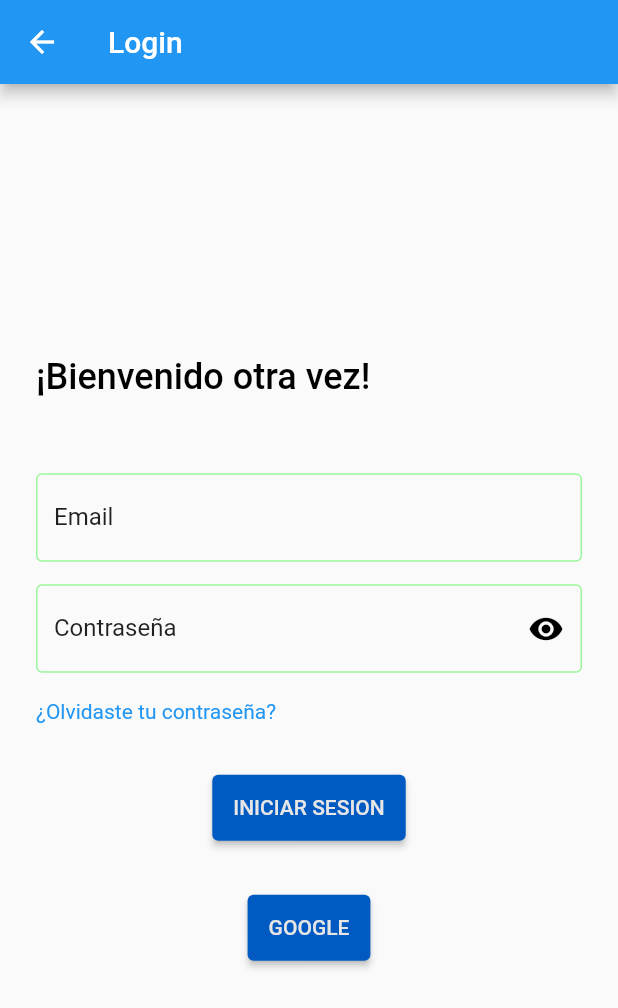
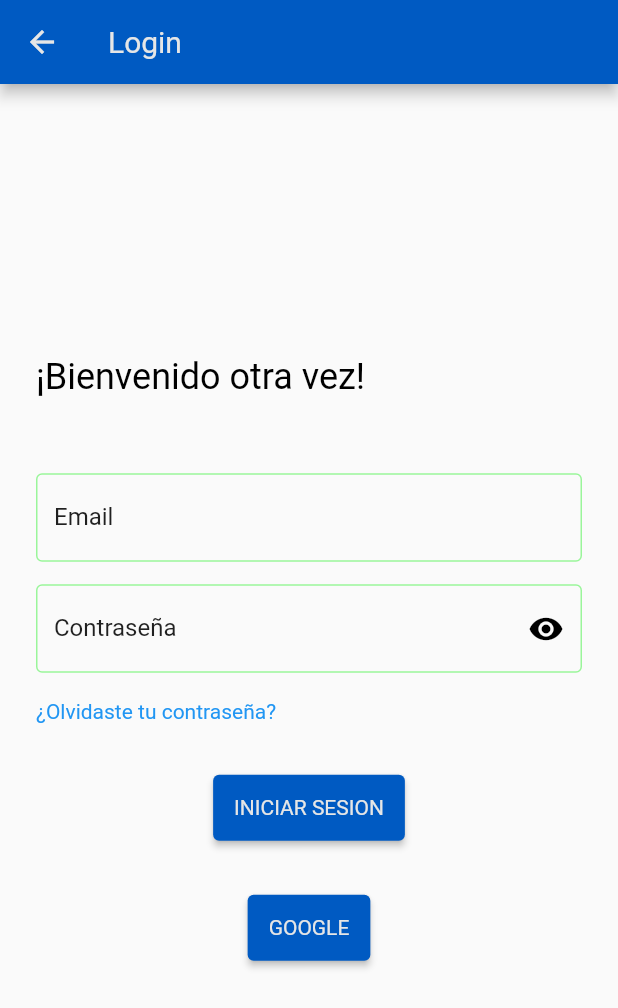
Before and after one commit to No-Country/c9-49-m-flutter, a Flutter app: the screen it shows after launch, after a tap on "INICIAR SESIÓN", on a phone screen of 412 x 824 dp. Shown: the top 1008 px of the screen. Run offline on Flutter 3.47's test engine with Material 2 defaults, Android fonts, the phone set to English and light mode, and no system bars; our stand-ins replace cloud_firestore, firebase_auth, firebase_core, firebase_storage, flutter_svg, google_sign_in and 1 more; missing offline and left inert: stream_chat_flutter; accounts and stored records are empty; network calls fail; project files that could hold a hidden picture were left out.

Commit message:
Add light theme

```diff
--- a/lib/main.dart
+++ b/lib/main.dart
@@ -1,4 +1,3 @@
-import "package:cloud_firestore/cloud_firestore.dart";
 import 'package:flutter/material.dart';
 import 'package:firebase_core/firebase_core.dart';
 import "package:stream_chat_flutter/stream_chat_flutter.dart";
@@ -12,6 +11,9 @@ import './screens/Profile/profile_screen.dart';
 import "./screens/Authentication/login_screen.dart";
 import "./screens/Authentication/register_screen.dart";
 import "./screens/Home/home_screen.dart";
+
+// Theme:
+import './theme/theme.dart';
 
 Future<void> main() async {
   WidgetsFlutterBinding.ensureInitialized();
@@ -43,7 +45,7 @@ class MyApp extends StatelessWidget {
   @override
   Widget build(BuildContext context) {
     return MaterialApp(
-      // theme: ThemeData.dark(),
+      theme: lightTheme,
       debugShowCheckedModeBanner: false, // eliminar banda 'debug' borde sup
       title: 'SpeakEasy',
       navigatorKey: MyFormWidget.navigatorKey,
--- /dev/null
+++ b/lib/theme/theme.dart
@@ -0,0 +1,11 @@
+import 'package:flutter/material.dart';
+
+// Theme
+import 'colors_theme.dart';
+import 'text_theme.dart';
+
+final lightTheme = ThemeData(
+  fontFamily: 'Roboto',
+  colorScheme: appColorTheme,
+  textTheme: appTextTheme,
+);
```
Also changed, not shown: lib/theme/colors_theme.dart (added, +26 -0 lines), lib/theme/text_theme.dart (added, +16 -0 lines), pubspec.yaml (+8 -11 lines), assets/fonts/Roboto-Bold.ttf (added), assets/fonts/Roboto-Light.ttf (added), assets/fonts/Roboto-Medium.ttf (added), assets/fonts/Roboto-Regular.ttf (added), pubspec.lock.
